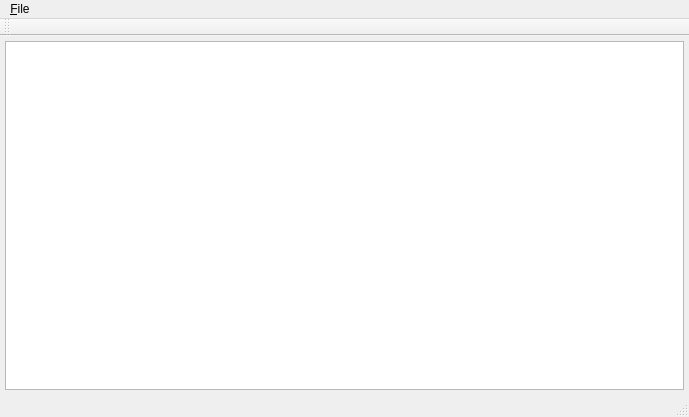
The window that src/MainWindow.ui (mrexodia/SN8F2288_gui) describes before a commit, drawn with Qt 5.
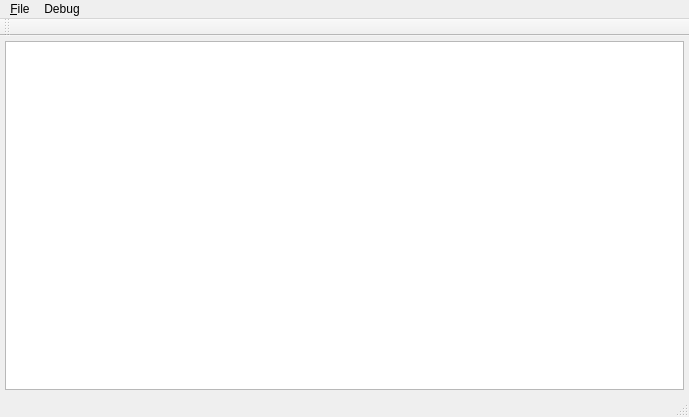
The same window after the commit. Custom widgets are drawn as their Qt base class.

What changed in the file:
```diff
--- a/src/MainWindow.ui
+++ b/src/MainWindow.ui
@@ -64,7 +64,14 @@
     <addaction name="actionSave_Database_as"/>
     <addaction name="actionROM_Ranges"/>
    </widget>
+   <widget class="QMenu" name="menuDebug">
+    <property name="title">
+     <string>Debug</string>
+    </property>
+    <addaction name="actionStep"/>
+   </widget>
    <addaction name="menu_File"/>
+   <addaction name="menuDebug"/>
   </widget>
   <widget class="QToolBar" name="mainToolBar">
    <attribute name="toolBarArea">
```
Left out of the diff: 5 changed lines with no effect on the pictures.
